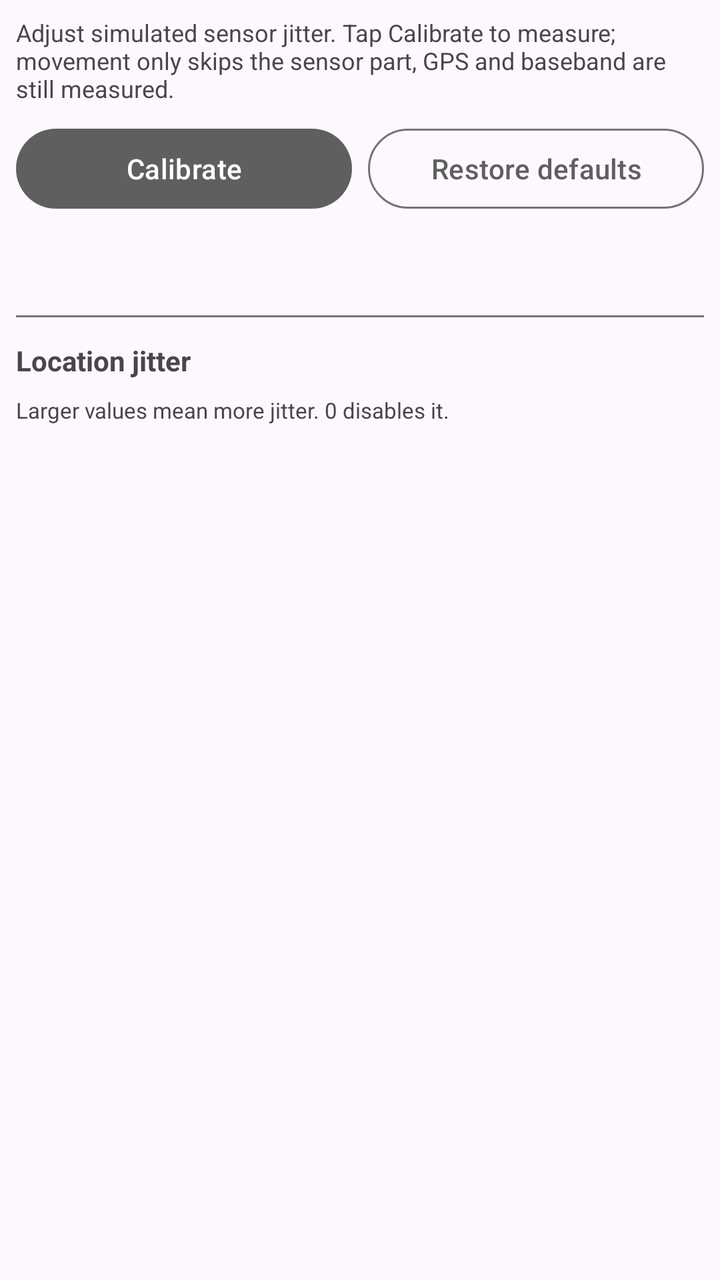
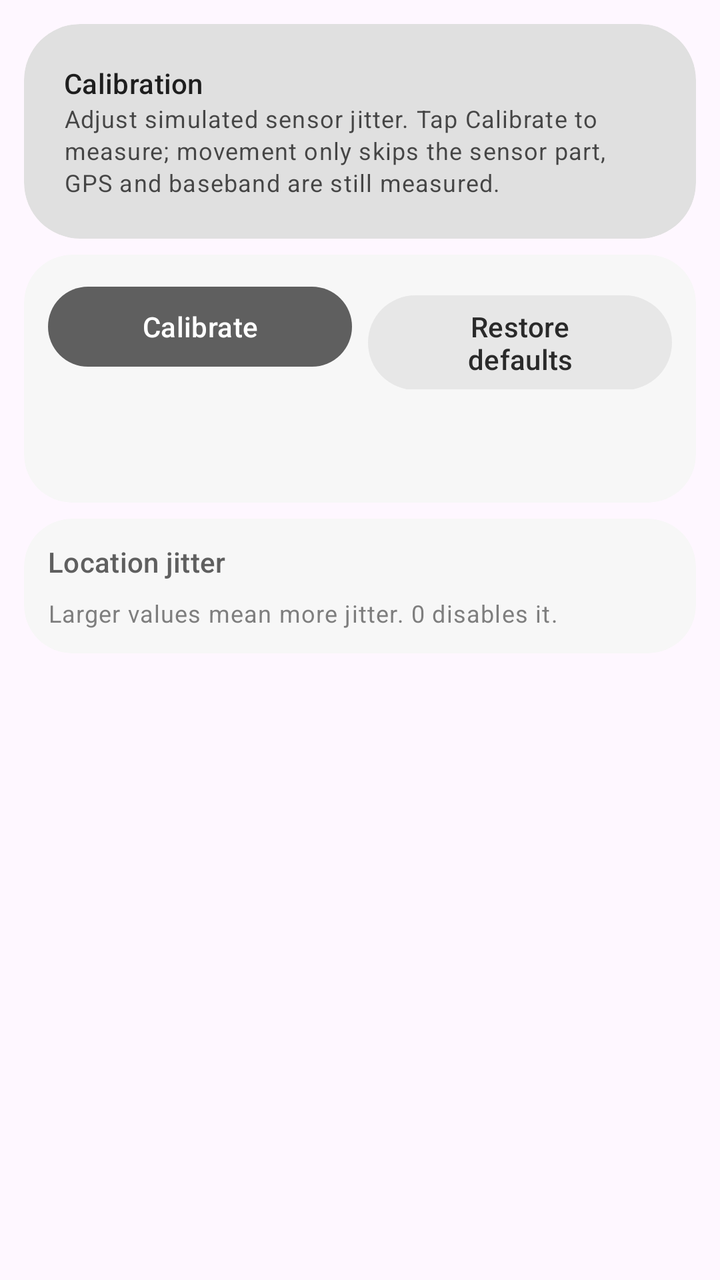

The first picture is an Android layout as it rendered before a commit; the second is the same layout after the commit. The layout source and the unified diff follow.
<!-- AndroidManifest.xml: application theme AppTheme -->
<!-- res/layout/fragment_calibration.xml -->
<?xml version="1.0" encoding="utf-8"?>
<ScrollView xmlns:android="http://schemas.android.com/apk/res/android"
    xmlns:app="http://schemas.android.com/apk/res-auto"
    xmlns:tools="http://schemas.android.com/tools"
    android:layout_width="match_parent"
    android:layout_height="match_parent"
    android:padding="8dp"
    tools:context=".ui.calibration.CalibrationFragment">

    <LinearLayout
        android:layout_width="match_parent"
        android:layout_height="wrap_content"
        android:orientation="vertical">

        <com.google.android.material.textview.MaterialTextView
            android:id="@+id/calib_hint"
            android:layout_width="match_parent"
            android:layout_height="wrap_content"
            android:textSize="12sp"
            android:text="@string/calibration_hint" />

        <LinearLayout
            android:layout_width="match_parent"
            android:layout_height="wrap_content"
            android:layout_marginTop="8dp"
            android:orientation="horizontal">

            <com.google.android.material.button.MaterialButton
                android:id="@+id/calib_run"
                android:layout_width="0dp"
                android:layout_height="wrap_content"
                android:layout_weight="1"
                android:text="@string/calibration_run" />

            <com.google.android.material.button.MaterialButton
                android:id="@+id/calib_reset"
                style="@style/Widget.Material3.Button.OutlinedButton"
                android:layout_width="0dp"
                android:layout_height="wrap_content"
                android:layout_marginStart="8dp"
                android:layout_weight="1"
                android:text="@string/calibration_reset" />
        </LinearLayout>

        <com.google.android.material.textview.MaterialTextView
            android:id="@+id/calib_status"
            android:layout_width="match_parent"
            android:layout_height="wrap_content"
            android:layout_marginTop="8dp"
            android:fontFamily="monospace"
            android:textSize="11sp"
            android:textIsSelectable="true"
            android:text="" />

        <com.google.android.material.textview.MaterialTextView
            android:id="@+id/calib_echo"
            android:layout_width="match_parent"
            android:layout_height="wrap_content"
            android:layout_marginTop="4dp"
            android:fontFamily="monospace"
            android:textSize="11sp"
            android:textIsSelectable="true"
            android:text="" />

        <View
            android:layout_width="match_parent"
            android:layout_height="1dp"
            android:layout_marginTop="8dp"
            android:layout_marginBottom="4dp"
            android:background="?attr/colorOutline" />

        <com.google.android.material.textview.MaterialTextView
            android:layout_width="match_parent"
            android:layout_height="wrap_content"
            android:layout_marginTop="8dp"
            android:text="@string/calibration_fluctuation"
            android:textStyle="bold" />

        <LinearLayout
            android:id="@+id/calib_fluctuation_list"
            android:layout_width="match_parent"
            android:layout_height="wrap_content"
            android:orientation="vertical" />

        
        <LinearLayout
            android:id="@+id/calib_list"
            android:layout_width="match_parent"
            android:layout_height="wrap_content"
            android:orientation="vertical" />

        <com.google.android.material.textview.MaterialTextView
            android:id="@+id/calib_footer"
            android:layout_width="match_parent"
            android:layout_height="wrap_content"
            android:layout_marginTop="8dp"
            android:textSize="11sp"
            android:text="@string/calibration_footer" />
    </LinearLayout>
</ScrollView>
<!-- resources referenced by this layout -->
<resources>
  <string name="calibration_fluctuation">Location jitter</string>
  <string name="calibration_footer">Larger values mean more jitter. 0 disables it.</string>
  <string name="calibration_hint">Adjust simulated sensor jitter. Tap Calibrate to measure; movement only skips the sensor part, GPS and baseband are still measured.</string>
  <string name="calibration_reset">Restore defaults</string>
  <string name="calibration_run">Calibrate</string>
  <style name="AppTheme" parent="Theme.Material3.Light.NoActionBar">
          
          <item name="colorPrimary">#5F5F5F</item>
          <item name="colorOnPrimary">#FFFFFF</item>
          <item name="colorPrimaryContainer">#E0E0E0</item>
          <item name="colorOnPrimaryContainer">#1E1E1E</item>
          <item name="colorSecondary">#494949</item>
          <item name="colorOnSecondary">#FFFFFF</item>
          <item name="colorSecondaryContainer">#E7E7E7</item>
          <item name="colorOnSecondaryContainer">#2A2A2A</item>
          <item name="colorSurface">#FFFFFF</item>
          <item name="colorOnSurface">#1A1A1A</item>
          <item name="colorSurfaceVariant">#F0F0F0</item>
          <item name="colorOnSurfaceVariant">#5F5F5F</item>
          <item name="colorOutline">#747474</item>
  
          
          <item name="portalFabIconTint">#1A1A1A</item>
  
          
          <item name="android:statusBarColor">@android:color/transparent</item>
          <item name="android:windowDrawsSystemBarBackgrounds">true</item>
          <item name="android:windowTranslucentStatus">true</item>
          <item name="windowActionModeOverlay">true</item>
          <item name="windowActionBar">false</item>
          <item name="windowNoTitle">true</item>
  
          
          <item name="searchViewStyle">@style/Portal.SearchViewStyle</item>
          <item name="sliderStyle">@style/Portal.SliderTheme</item>
          <item name="android:popupMenuStyle">@style/PortalPopupMenuStyle</item>
          
          <item name="switchStyle">@style/Portal.SwitchStyle</item>
      </style>
  <style name="Portal.SearchViewStyle" parent="Widget.AppCompat.SearchView" />
  <style name="Portal.SliderTheme" parent="Widget.Material3.Slider" />
  <style name="PortalPopupMenuStyle" parent="Widget.Material3.PopupMenu">
          <item name="android:popupAnimationStyle">@style/PortalPopupAnimation</item>
      </style>
  <style name="Portal.SwitchStyle" parent="Widget.Material3.CompoundButton.Switch">
          <item name="useMaterialThemeColors">true</item>
          <item name="trackTint">@color/switch_track_tint</item>
      </style>
  <style name="PortalPopupAnimation">
          <item name="android:windowEnterAnimation">@anim/popup_in_top_end</item>
          <item name="android:windowExitAnimation">@anim/popup_out_top_end</item>
      </style>
</resources>

<!-- the commit's change to res/layout/fragment_calibration.xml (unified diff, before → after) -->
@@ -4,97 +4,149 @@
     xmlns:tools="http://schemas.android.com/tools"
     android:layout_width="match_parent"
     android:layout_height="match_parent"
-    android:padding="8dp"
     tools:context=".ui.calibration.CalibrationFragment">
 
     <LinearLayout
         android:layout_width="match_parent"
         android:layout_height="wrap_content"
-        android:orientation="vertical">
+        android:orientation="vertical"
+        android:padding="@dimen/page_gutter">
 
-        <com.google.android.material.textview.MaterialTextView
-            android:id="@+id/calib_hint"
+        <com.google.android.material.card.MaterialCardView
+            style="@style/PortalHeroCard"
             android:layout_width="match_parent"
             android:layout_height="wrap_content"
-            android:textSize="12sp"
-            android:text="@string/calibration_hint" />
+            app:cardPreventCornerOverlap="false">
 
-        <LinearLayout
+            <LinearLayout
+                android:layout_width="match_parent"
+                android:layout_height="wrap_content"
+                android:orientation="vertical">
+
+                <com.google.android.material.textview.MaterialTextView
+                    android:layout_width="match_parent"
+                    android:layout_height="wrap_content"
+                    android:text="@string/menu_calibration"
+                    android:textAppearance="@style/TextAppearance.Material3.LabelLarge"
+                    android:textColor="?attr/colorOnPrimaryContainer" />
+
+                <com.google.android.material.textview.MaterialTextView
+                    android:id="@+id/calib_hint"
+                    android:layout_width="match_parent"
+                    android:layout_height="wrap_content"
+                    android:alpha="0.8"
+                    android:text="@string/calibration_hint"
+                    android:textAppearance="@style/TextAppearance.Material3.BodySmall"
+                    android:textColor="?attr/colorOnPrimaryContainer" />
+
+            </LinearLayout>
+        </com.google.android.material.card.MaterialCardView>
+
+        <com.google.android.material.card.MaterialCardView
+            style="@style/PortalSurfaceCard"
             android:layout_width="match_parent"
             android:layout_height="wrap_content"
-            android:layout_marginTop="8dp"
-            android:orientation="horizontal">
+            android:layout_marginTop="@dimen/section_gap"
+            app:cardPreventCornerOverlap="false"
+            app:contentPadding="12dp">
 
-            <com.google.android.material.button.MaterialButton
-                android:id="@+id/calib_run"
-                android:layout_width="0dp"
+            <LinearLayout
+                android:layout_width="match_parent"
                 android:layout_height="wrap_content"
-                android:layout_weight="1"
-                android:text="@string/calibration_run" />
+                android:orientation="vertical">
 
-            <com.google.android.material.button.MaterialButton
-                android:id="@+id/calib_reset"
-                style="@style/Widget.Material3.Button.OutlinedButton"
-                android:layout_width="0dp"
-                android:layout_height="wrap_content"
-                android:layout_marginStart="8dp"
-                android:layout_weight="1"
-                android:text="@string/calibration_reset" />
-        </LinearLayout>
+                <LinearLayout
+                    android:layout_width="match_parent"
+                    android:layout_height="wrap_content"
+                    android:orientation="horizontal">
 
-        <com.google.android.material.textview.MaterialTextView
-            android:id="@+id/calib_status"
+                    <com.google.android.material.button.MaterialButton
+                        android:id="@+id/calib_run"
+                        android:layout_width="0dp"
+                        android:layout_height="wrap_content"
+                        android:layout_weight="1"
+                        android:text="@string/calibration_run" />
+
+                    <com.google.android.material.button.MaterialButton
+                        android:id="@+id/calib_reset"
+                        style="@style/Widget.Material3.Button.TonalButton"
+                        android:layout_width="0dp"
+                        android:layout_height="wrap_content"
+                        android:layout_marginStart="8dp"
+                        android:layout_weight="1"
+                        android:text="@string/calibration_reset" />
+                </LinearLayout>
+
+                <com.google.android.material.textview.MaterialTextView
+                    android:id="@+id/calib_status"
+                    android:layout_width="match_parent"
+                    android:layout_height="wrap_content"
+                    android:layout_marginTop="8dp"
+                    android:fontFamily="monospace"
+                    android:text=""
+                    android:textAppearance="@style/TextAppearance.Material3.BodySmall"
+                    android:textColor="?attr/colorOnSurfaceVariant"
+                    android:textIsSelectable="true" />
+
+                <com.google.android.material.textview.MaterialTextView
+                    android:id="@+id/calib_echo"
+                    android:layout_width="match_parent"
+                    android:layout_height="wrap_content"
+                    android:layout_marginTop="4dp"
+                    android:fontFamily="monospace"
+                    android:text=""
+                    android:textAppearance="@style/TextAppearance.Material3.BodySmall"
+                    android:textColor="?attr/colorOnSurfaceVariant"
+                    android:textIsSelectable="true" />
+
+            </LinearLayout>
+        </com.google.android.material.card.MaterialCardView>
+
+        <com.google.android.material.card.MaterialCardView
+            style="@style/PortalSurfaceCard"
             android:layout_width="match_parent"
             android:layout_height="wrap_content"
-            android:layout_marginTop="8dp"
-            android:fontFamily="monospace"
-            android:textSize="11sp"
-            android:textIsSelectable="true"
-            android:text="" />
+            android:layout_marginTop="@dimen/section_gap"
+            app:cardPreventCornerOverlap="false"
+            app:contentPadding="12dp">
 
-        <com.google.android.material.textview.MaterialTextView
-            android:id="@+id/calib_echo"
-            android:layout_width="match_parent"
-            android:layout_height="wrap_content"
-            android:layout_marginTop="4dp"
-            android:fontFamily="monospace"
-            android:textSize="11sp"
-            android:textIsSelectable="true"
-            android:text="" />
+            <LinearLayout
+                android:layout_width="match_parent"
+                android:layout_height="wrap_content"
+                android:orientation="vertical">
 
-        <View
-            android:layout_width="match_parent"
-            android:layout_height="1dp"
-            android:layout_marginTop="8dp"
-            android:layout_marginBottom="4dp"
-            android:background="?attr/colorOutline" />
+                <com.google.android.material.textview.MaterialTextView
+                    android:layout_width="match_parent"
+                    android:layout_height="wrap_content"
+                    android:text="@string/calibration_fluctuation"
+                    android:textAppearance="@style/TextAppearance.Material3.LabelLarge"
+                    android:textColor="?attr/colorOnSurfaceVariant" />
 
-        <com.google.android.material.textview.MaterialTextView
-            android:layout_width="match_parent"
-            android:layout_height="wrap_content"
-            android:layout_marginTop="8dp"
-            android:text="@string/calibration_fluctuation"
-            android:textStyle="bold" />
+                <LinearLayout
+                    android:id="@+id/calib_fluctuation_list"
+                    android:layout_width="match_parent"
+                    android:layout_height="wrap_content"
+                    android:orientation="vertical" />
 
-        <LinearLayout
-            android:id="@+id/calib_fluctuation_list"
-            android:layout_width="match_parent"
-            android:layout_height="wrap_content"
-            android:orientation="vertical" />
+                
+                <LinearLayout
+                    android:id="@+id/calib_list"
+                    android:layout_width="match_parent"
+                    android:layout_height="wrap_content"
+                    android:orientation="vertical" />
 
-        
-        <LinearLayout
-            android:id="@+id/calib_list"
-            android:layout_width="match_parent"
-            android:layout_height="wrap_content"
-            android:orientation="vertical" />
+                <com.google.android.material.textview.MaterialTextView
+                    android:id="@+id/calib_footer"
+                    android:layout_width="match_parent"
+                    android:layout_height="wrap_content"
+                    android:layout_marginTop="8dp"
+                    android:alpha="0.8"
+                    android:text="@string/calibration_footer"
+                    android:textAppearance="@style/TextAppearance.Material3.BodySmall"
+                    android:textColor="?attr/colorOnSurfaceVariant" />
 
-        <com.google.android.material.textview.MaterialTextView
-            android:id="@+id/calib_footer"
-            android:layout_width="match_parent"
-            android:layout_height="wrap_content"
-            android:layout_marginTop="8dp"
-            android:textSize="11sp"
-            android:text="@string/calibration_footer" />
+            </LinearLayout>
+        </com.google.android.material.card.MaterialCardView>
+
     </LinearLayout>
 </ScrollView>
<!-- resource entries referenced after the edit -->
@@ -1,10 +1,26 @@
 <!-- resources referenced by this layout -->
 <resources>
+  <dimen name="page_gutter">12dp</dimen>
+  <dimen name="section_gap">8dp</dimen>
   <string name="calibration_fluctuation">Location jitter</string>
   <string name="calibration_footer">Larger values mean more jitter. 0 disables it.</string>
   <string name="calibration_hint">Adjust simulated sensor jitter. Tap Calibrate to measure; movement only skips the sensor part, GPS and baseband are still measured.</string>
   <string name="calibration_reset">Restore defaults</string>
   <string name="calibration_run">Calibrate</string>
+  <string name="menu_calibration">Calibration</string>
+  <style name="PortalHeroCard" parent="">
+          <item name="cardBackgroundColor">?attr/colorPrimaryContainer</item>
+          <item name="cardCornerRadius">28dp</item>
+          <item name="cardElevation">0dp</item>
+          <item name="strokeWidth">0dp</item>
+          <item name="contentPadding">20dp</item>
+      </style>
+  <style name="PortalSurfaceCard" parent="">
+          <item name="cardBackgroundColor">?attr/colorSurfaceContainerLow</item>
+          <item name="cardCornerRadius">24dp</item>
+          <item name="cardElevation">0dp</item>
+          <item name="strokeWidth">0dp</item>
+      </style>
   <style name="AppTheme" parent="Theme.Material3.Light.NoActionBar">
           
           <item name="colorPrimary">#5F5F5F</item>
@@ -20,6 +36,12 @@
           <item name="colorSurfaceVariant">#F0F0F0</item>
           <item name="colorOnSurfaceVariant">#5F5F5F</item>
           <item name="colorOutline">#747474</item>
+          
+          <item name="colorSurfaceContainerLowest">#FFFFFF</item>
+          <item name="colorSurfaceContainerLow">#F7F7F7</item>
+          <item name="colorSurfaceContainer">#F0F0F0</item>
+          <item name="colorSurfaceContainerHigh">#E8E8E8</item>
+          <item name="colorSurfaceContainerHighest">#E0E0E0</item>
   
           
           <item name="portalFabIconTint">#1A1A1A</item>
@@ -37,16 +59,18 @@
           <item name="sliderStyle">@style/Portal.SliderTheme</item>
           <item name="android:popupMenuStyle">@style/PortalPopupMenuStyle</item>
           
-          <item name="switchStyle">@style/Portal.SwitchStyle</item>
+          <item name="materialCardViewStyle">@style/PortalCardStyle</item>
       </style>
   <style name="Portal.SearchViewStyle" parent="Widget.AppCompat.SearchView" />
   <style name="Portal.SliderTheme" parent="Widget.Material3.Slider" />
   <style name="PortalPopupMenuStyle" parent="Widget.Material3.PopupMenu">
           <item name="android:popupAnimationStyle">@style/PortalPopupAnimation</item>
       </style>
-  <style name="Portal.SwitchStyle" parent="Widget.Material3.CompoundButton.Switch">
-          <item name="useMaterialThemeColors">true</item>
-          <item name="trackTint">@color/switch_track_tint</item>
+  <style name="PortalCardStyle" parent="Widget.Material3.CardView.Filled">
+          <item name="cardBackgroundColor">?attr/colorSurfaceContainerLow</item>
+          <item name="cardCornerRadius">24dp</item>
+          <item name="cardElevation">0dp</item>
+          <item name="strokeWidth">0dp</item>
       </style>
   <style name="PortalPopupAnimation">
           <item name="android:windowEnterAnimation">@anim/popup_in_top_end</item>
